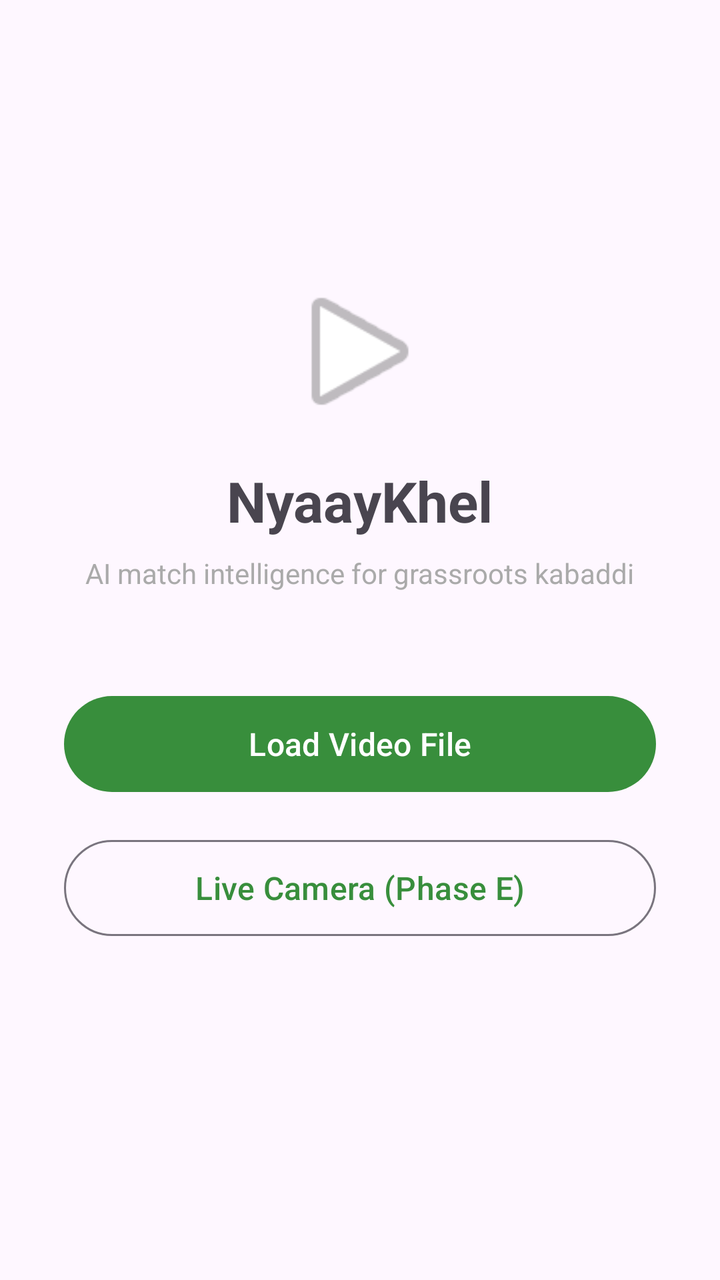
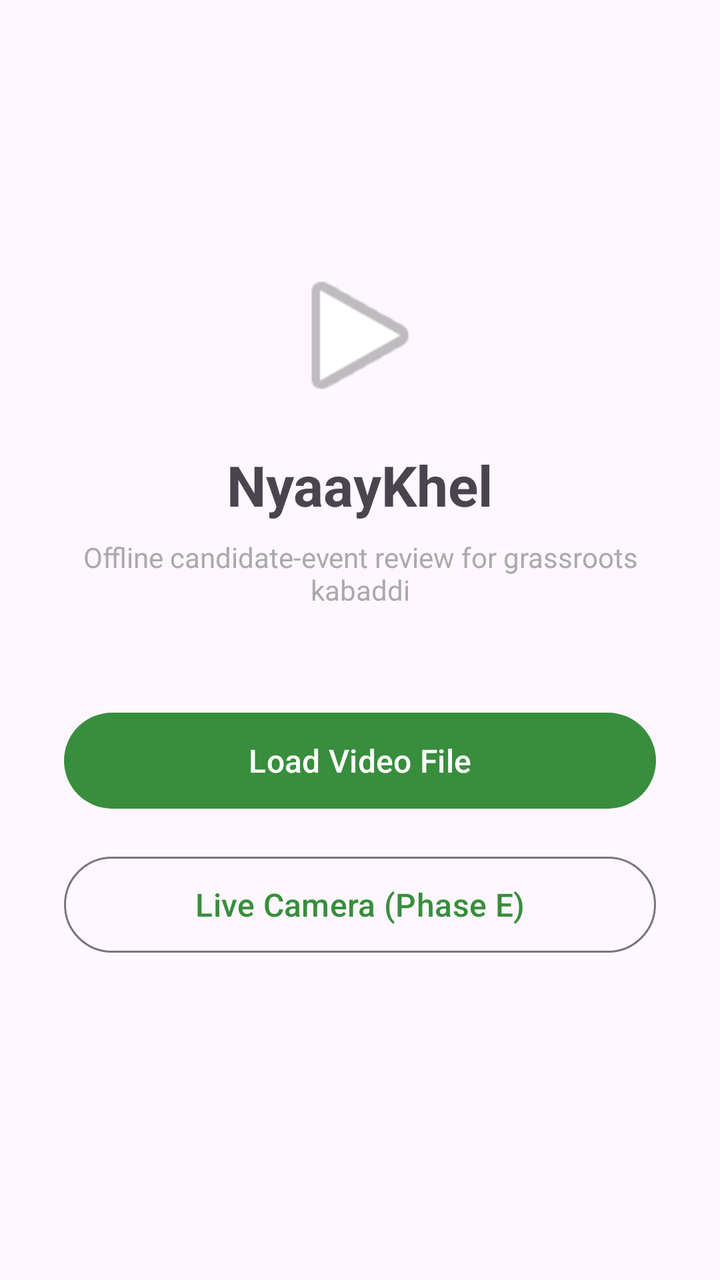

Compare the two renders of this Android layout. The source of the first and the diff that turns it into the second are given below.
<!-- AndroidManifest.xml: application theme Theme.NyaayKhel -->
<!-- res/layout/fragment_home.xml -->
<?xml version="1.0" encoding="utf-8"?>
<LinearLayout
    xmlns:android="http://schemas.android.com/apk/res/android"
    android:layout_width="match_parent"
    android:layout_height="match_parent"
    android:orientation="vertical"
    android:gravity="center"
    android:padding="32dp">

    <ImageView
        android:layout_width="80dp"
        android:layout_height="80dp"
        android:src="@android:drawable/ic_media_play"
        android:contentDescription="NyaayKhel logo"
        android:layout_marginBottom="16dp" />

    <TextView
        android:layout_width="wrap_content"
        android:layout_height="wrap_content"
        android:text="NyaayKhel"
        android:textSize="28sp"
        android:textStyle="bold"
        android:layout_marginBottom="8dp" />

    <TextView
        android:layout_width="wrap_content"
        android:layout_height="wrap_content"
        android:text="AI match intelligence for grassroots kabaddi"
        android:textSize="14sp"
        android:textColor="@android:color/darker_gray"
        android:gravity="center"
        android:layout_marginBottom="48dp" />

    <com.google.android.material.button.MaterialButton
        android:id="@+id/btn_load_video"
        android:layout_width="match_parent"
        android:layout_height="56dp"
        android:text="Load Video File"
        android:textSize="16sp"
        android:layout_marginBottom="16dp" />

    <com.google.android.material.button.MaterialButton
        android:id="@+id/btn_live_camera"
        android:layout_width="match_parent"
        android:layout_height="56dp"
        android:text="Live Camera (Phase E)"
        android:textSize="16sp"
        style="@style/Widget.Material3.Button.OutlinedButton"
        android:layout_marginBottom="32dp" />

    <TextView
        android:id="@+id/tv_last_export"
        android:layout_width="wrap_content"
        android:layout_height="wrap_content"
        android:textSize="12sp"
        android:textColor="@android:color/holo_green_dark"
        android:visibility="gone" />

</LinearLayout>
<!-- resources referenced by this layout -->
<resources>
  <style name="Theme.NyaayKhel" parent="Theme.Material3.DayNight">
          <item name="colorPrimary">@color/green_700</item>
          <item name="colorPrimaryVariant">@color/green_900</item>
          <item name="colorOnPrimary">@android:color/white</item>
          <item name="android:windowLightStatusBar">true</item>
      </style>
  <color name="green_700">#388E3C</color>
  <color name="green_900">#1B5E20</color>
</resources>

<!-- the commit's change to res/layout/fragment_home.xml (unified diff, before → after) -->
@@ -25,7 +25,7 @@
     <TextView
         android:layout_width="wrap_content"
         android:layout_height="wrap_content"
-        android:text="AI match intelligence for grassroots kabaddi"
+        android:text="Offline candidate-event review for grassroots kabaddi"
         android:textSize="14sp"
         android:textColor="@android:color/darker_gray"
         android:gravity="center"
